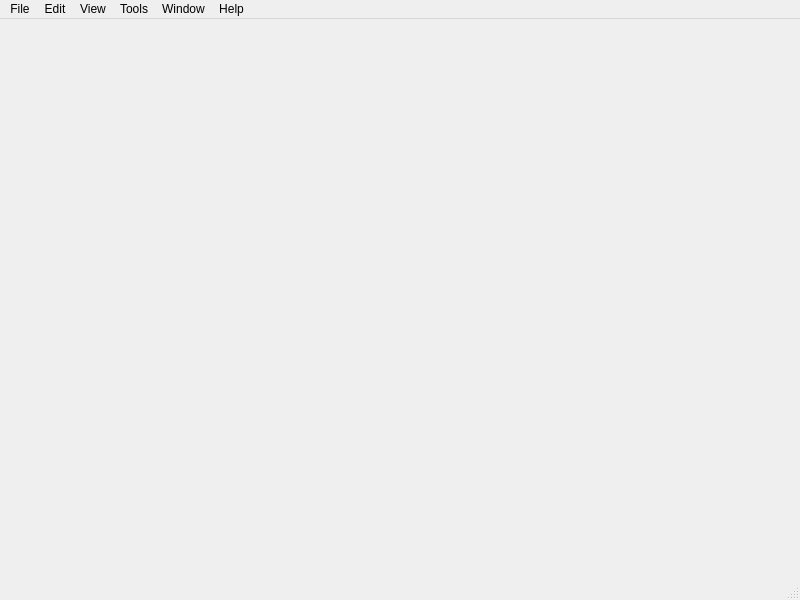
First picture: the form in source/Views/mainview.ui, repository dnpalex/best_ora_ide, before the edit.
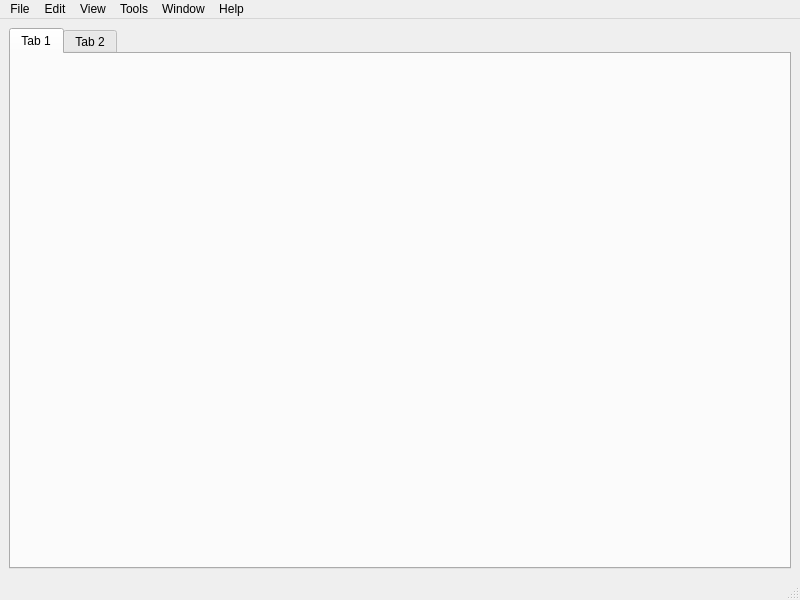
Second picture: the form after the edit.

What changed in the file:
```diff
--- a/source/Views/mainview.ui
+++ b/source/Views/mainview.ui
@@ -13,7 +13,24 @@
   <property name="windowTitle">
    <string>MainWindow</string>
   </property>
-  <widget class="QWidget" name="centralwidget"/>
+  <widget class="QWidget" name="centralwidget">
+   <layout class="QVBoxLayout" name="verticalLayout_2">
+    <item>
+     <widget class="QTabWidget" name="tabWidget">
+      <widget class="QWidget" name="tab">
+       <attribute name="title">
+        <string>Tab 1</string>
+       </attribute>
+      </widget>
+      <widget class="QWidget" name="tab_2">
+       <attribute name="title">
+        <string>Tab 2</string>
+       </attribute>
+      </widget>
+     </widget>
+    </item>
+   </layout>
+  </widget>
   <widget class="QMenuBar" name="menubar">
    <property name="geometry">
     <rect>
```
